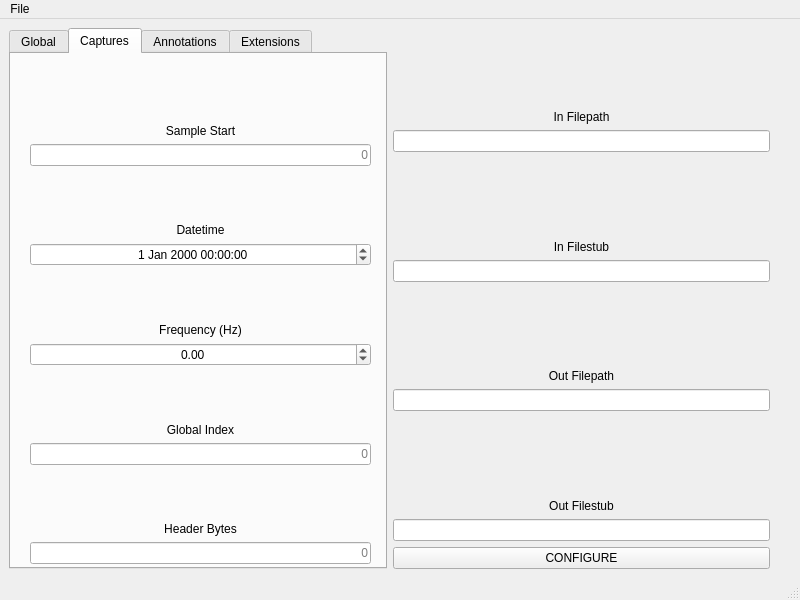
First picture: the form in mainwindow.ui, repository jpferrell/sigmf-editor, before the edit.
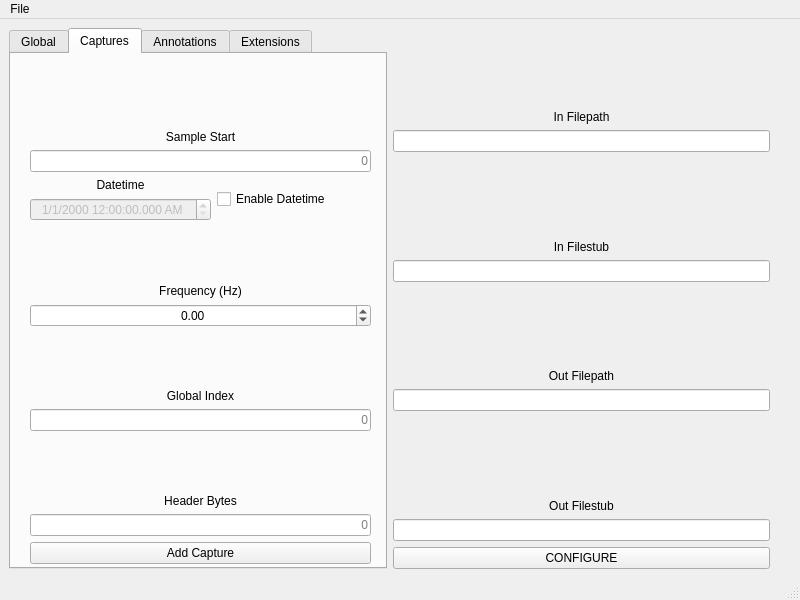
Second picture: the form after the edit. The open tabs and pages were chosen to show the change. Icons and pictures are not drawn.

Commit message: initial partially working captures functionality

```diff
--- a/mainwindow.ui
+++ b/mainwindow.ui
@@ -455,6 +455,10 @@
            </widget>
           </item>
           <item>
+           <layout class="QHBoxLayout" name="horizontalLayout_2">
+            <item>
+             <layout class="QVBoxLayout" name="verticalLayout_11">
+              <item>
            <widget class="QLabel" name="datetimeLabel">
             <property name="text">
              <string>Datetime</string>
@@ -466,17 +470,34 @@
           </item>
           <item>
            <widget class="QDateTimeEdit" name="dateTimeEdit">
+                <property name="enabled">
+                 <bool>false</bool>
+                </property>
             <property name="alignment">
              <set>Qt::AlignCenter</set>
             </property>
             <property name="currentSection">
-             <enum>QDateTimeEdit::YearSection</enum>
+                 <enum>QDateTimeEdit::MonthSection</enum>
+                </property>
+                <property name="displayFormat">
+                 <string>M/d/yyyy h:mm:ss.zzz AP</string>
             </property>
             <property name="timeSpec">
              <enum>Qt::UTC</enum>
             </property>
            </widget>
           </item>
+             </layout>
+            </item>
+            <item>
+             <widget class="QCheckBox" name="datetimeCheckBox">
+              <property name="text">
+               <string>Enable Datetime</string>
+              </property>
+             </widget>
+            </item>
+           </layout>
+          </item>
           <item>
            <widget class="QLabel" name="frequencyLabel">
             <property name="text">
@@ -549,6 +570,13 @@
             </property>
            </widget>
           </item>
+          <item>
+           <widget class="QPushButton" name="addCapturePushButton">
+            <property name="text">
+             <string>Add Capture</string>
+            </property>
+           </widget>
+          </item>
          </layout>
         </widget>
        </widget>
```
Left out of the diff: 9 changed lines with no effect on the pictures. Lines whose indentation alone changed are shown as unchanged. The commit also changes 3 other files.
